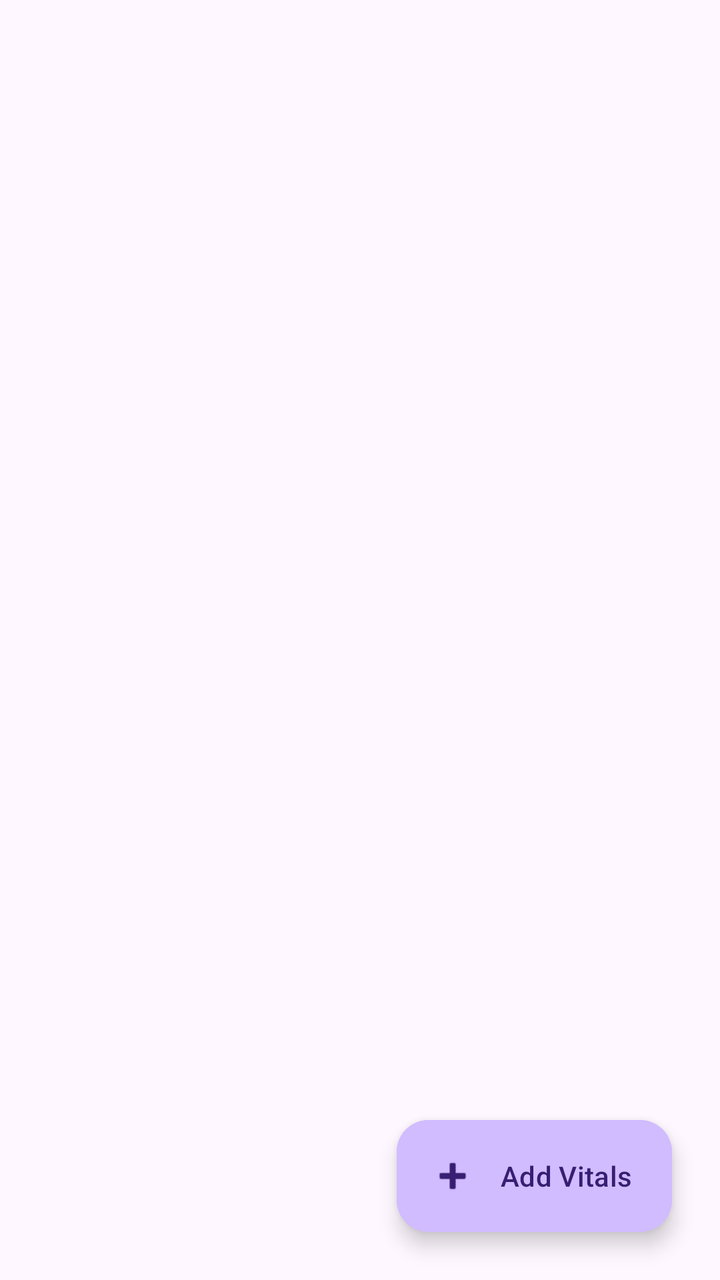
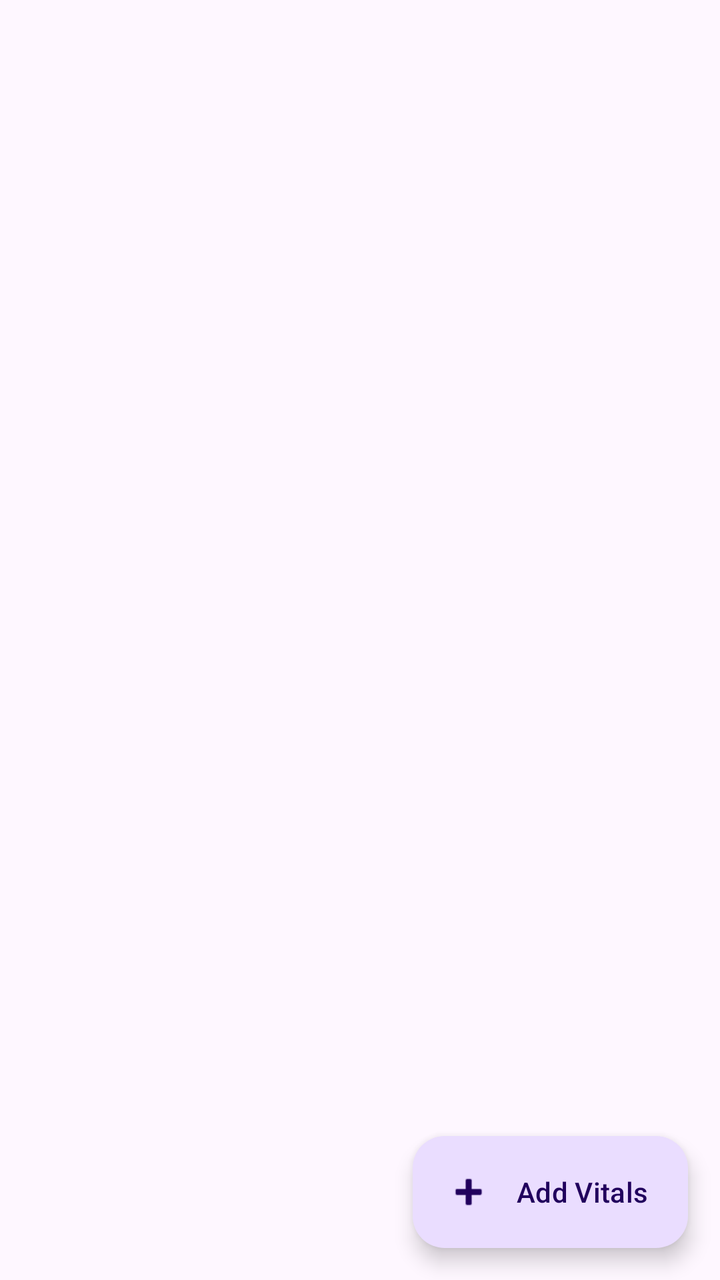

Two renders of the same Android screen: before a commit and after it. Below are the layout's source before the change and the commit's diff.
<!-- AndroidManifest.xml: application theme Theme.Healthcare_app -->
<!-- res/layout/fragment_vitals.xml -->
<?xml version="1.0" encoding="utf-8"?>
<androidx.coordinatorlayout.widget.CoordinatorLayout xmlns:android="http://schemas.android.com/apk/res/android"
    xmlns:app="http://schemas.android.com/apk/res-auto"
    android:layout_width="match_parent"
    android:layout_height="match_parent">

    <androidx.recyclerview.widget.RecyclerView
        android:id="@+id/recyclerViewVitals"
        android:layout_width="match_parent"
        android:layout_height="match_parent"
        android:clipToPadding="false"
        android:padding="16dp"
        android:paddingBottom="88dp" />

    <com.google.android.material.floatingactionbutton.ExtendedFloatingActionButton
        android:id="@+id/btnAddVitals"
        android:layout_width="wrap_content"
        android:layout_height="wrap_content"
        android:layout_gravity="bottom|end"
        android:layout_margin="24dp"
        android:text="Add Vitals"
        app:icon="@android:drawable/ic_input_add"
        app:shapeAppearanceOverlay="@style/ShapeAppearance.Material3.Corner.Large"
        android:backgroundTint="#D0BCFF"
        android:textColor="#381E72"
        app:iconTint="#381E72" />

</androidx.coordinatorlayout.widget.CoordinatorLayout>
<!-- resources referenced by this layout -->
<resources>
  <style name="Theme.Healthcare_app" parent="Base.Theme.Healthcare_app" />
  <style name="Base.Theme.Healthcare_app" parent="Theme.Material3.DayNight.NoActionBar">
      </style>
</resources>

<!-- the commit's change to res/layout/fragment_vitals.xml (unified diff, before → after) -->
@@ -9,20 +9,18 @@
         android:layout_width="match_parent"
         android:layout_height="match_parent"
         android:clipToPadding="false"
-        android:padding="16dp"
-        android:paddingBottom="88dp" />
+        android:paddingStart="16dp"
+        android:paddingEnd="16dp"
+        android:paddingTop="16dp"
+        android:paddingBottom="96dp" />
 
     <com.google.android.material.floatingactionbutton.ExtendedFloatingActionButton
         android:id="@+id/btnAddVitals"
         android:layout_width="wrap_content"
         android:layout_height="wrap_content"
         android:layout_gravity="bottom|end"
-        android:layout_margin="24dp"
+        android:layout_margin="16dp"
         android:text="Add Vitals"
-        app:icon="@android:drawable/ic_input_add"
-        app:shapeAppearanceOverlay="@style/ShapeAppearance.Material3.Corner.Large"
-        android:backgroundTint="#D0BCFF"
-        android:textColor="#381E72"
-        app:iconTint="#381E72" />
+        app:icon="@android:drawable/ic_input_add" />
 
 </androidx.coordinatorlayout.widget.CoordinatorLayout>
